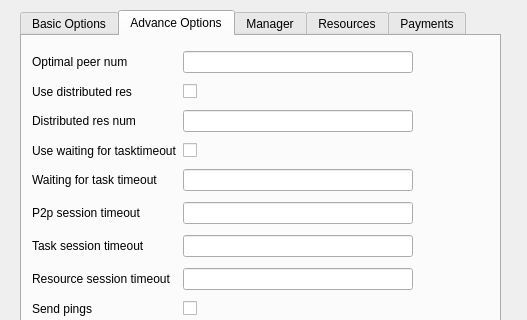
Old version of the form gnr/ui/ConfigurationDialog.ui in the repository golemfactory/clay; both pictures show x 0 to 527 and y 0 to 320 of the 527 by 659 pixel window.
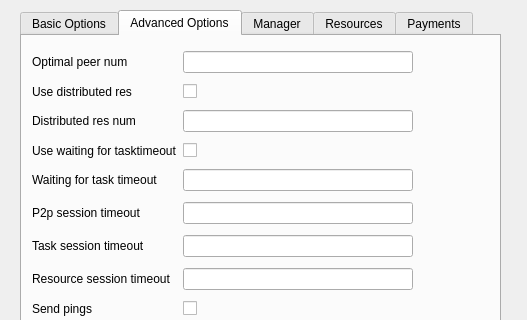
New version of the form. The open tabs and pages were chosen to show the change.

Commit message: Changed "Rendere" and "Advance" typos

```diff
--- a/gnr/ui/ConfigurationDialog.ui
+++ b/gnr/ui/ConfigurationDialog.ui
@@ -505,7 +505,7 @@
       </widget>
       <widget class="QWidget" name="widget">
        <attribute name="title">
-        <string>Advance Options</string>
+        <string>Advanced Options</string>
        </attribute>
        <widget class="QWidget" name="gridLayoutWidget_3">
         <property name="geometry">
```
Left out of the diff: 2 changed lines with no effect on the pictures. The commit also changes 2 other files.
